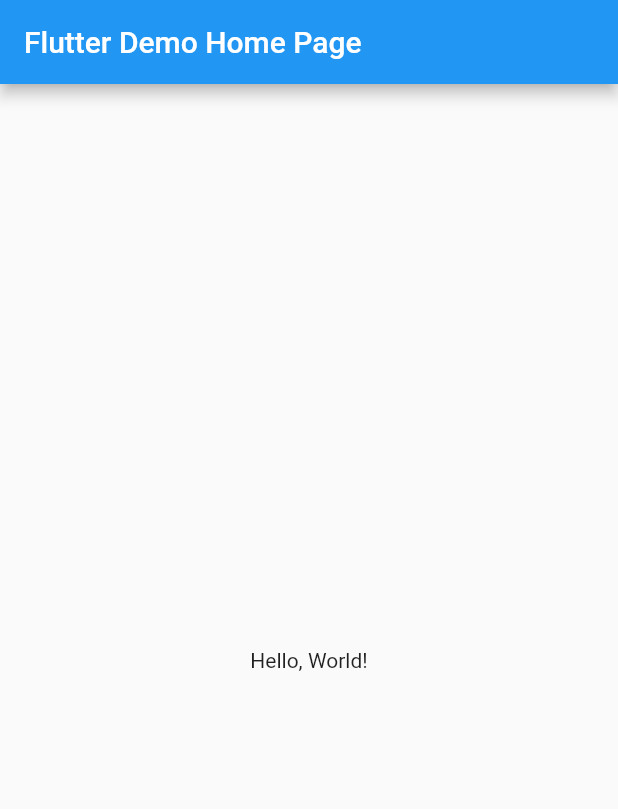
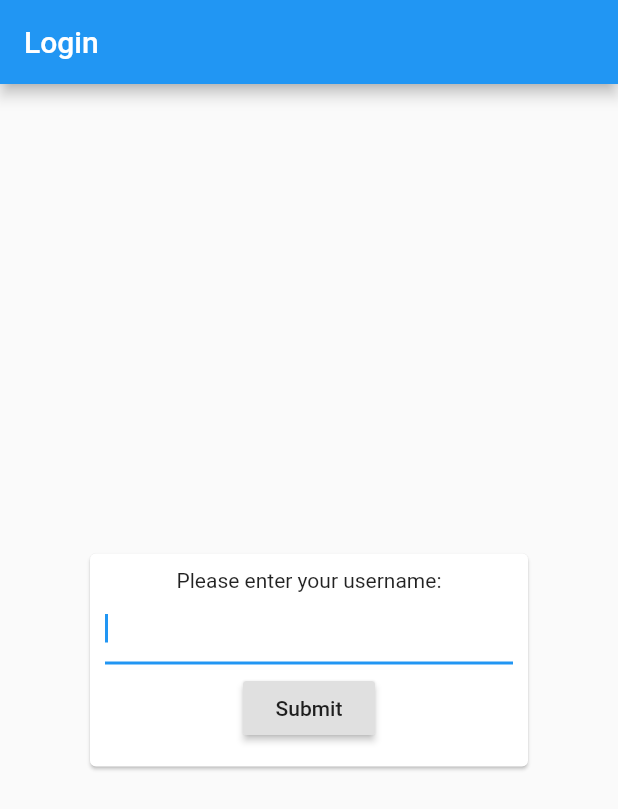
Before and after one commit to dgp1130/chatter, a Flutter app: the screen it shows after launch, on a phone screen of 412 x 824 dp. Shown: the top 809 px of the screen. Run offline on Flutter 3.47's test engine with Material 2 defaults, Android fonts, the phone set to English and light mode, and no system bars; missing offline and left inert: flutter_web.

Commit message:
Adding login page.
This allows the user to specify a username and then creates a User object for it and stores it at the top level. Only thing I couldn't get immediately working is that pressing "Enter" on the text entry does NOT submit the form. That's not a common or well-supported pattern on Android/iOS and I don't think Flutter Web has a great solution for that atm.

I'm also not a huge fan of the form validation recipe, but I did it in the spirit of writing Flutter-y code.

```diff
--- a/client/lib/main.dart
+++ b/client/lib/main.dart
@@ -1,61 +1,4 @@
+import 'package:chatter/widgets/app.dart';
 import 'package:flutter_web/material.dart';
 
-void main() => runApp(MyApp());
-
-class MyApp extends StatelessWidget {
-  // This widget is the root of your application.
-  @override
-  Widget build(BuildContext context) {
-    return MaterialApp(
-      title: 'Flutter Demo',
-      theme: ThemeData(
-        primarySwatch: Colors.blue,
-      ),
-      home: MyHomePage(title: 'Flutter Demo Home Page'),
-    );
-  }
-}
-
-class MyHomePage extends StatelessWidget {
-  MyHomePage({Key key, this.title}) : super(key: key);
-
-  final String title;
-
-  @override
-  Widget build(BuildContext context) {
-    // The Flutter framework has been optimized to make rerunning build methods
-    // fast, so that you can just rebuild anything that needs updating rather
-    // than having to individually change instances of widgets.
-    return Scaffold(
-      appBar: AppBar(
-        title: Text(title),
-      ),
-      body: Center(
-        // Center is a layout widget. It takes a single child and positions it
-        // in the middle of the parent.
-        child: Column(
-          // Column is also layout widget. It takes a list of children and
-          // arranges them vertically. By default, it sizes itself to fit its
-          // children horizontally, and tries to be as tall as its parent.
-          //
-          // Invoke "debug painting" (choose the "Toggle Debug Paint" action
-          // from the Flutter Inspector in Android Studio, or the "Toggle Debug
-          // Paint" command in Visual Studio Code) to see the wireframe for each
-          // widget.
-          //
-          // Column has various properties to control how it sizes itself and
-          // how it positions its children. Here we use mainAxisAlignment to
-          // center the children vertically; the main axis here is the vertical
-          // axis because Columns are vertical (the cross axis would be
-          // horizontal).
-          mainAxisAlignment: MainAxisAlignment.center,
-          children: <Widget>[
-            Text(
-              'Hello, World!',
-            ),
-          ],
-        ),
-      ), // This trailing comma makes auto-formatting nicer for build methods.
-    );
-  }
-}
+void main() => runApp(App());
--- /dev/null
+++ b/client/lib/models/user.dart
@@ -0,0 +1,6 @@
+/// Represents a user in the chatroom.
+class User {
+  User(this.name);
+
+  final String name;
+}
--- /dev/null
+++ b/client/lib/widgets/app.dart
@@ -0,0 +1,30 @@
+import 'package:chatter/models/user.dart';
+import 'package:chatter/widgets/login.dart';
+import 'package:flutter_web/material.dart';
+import 'package:quiver/core.dart';
+
+/// Widget representing the entire Chatter application.
+class App extends StatefulWidget {
+  @override
+  _AppState createState() => _AppState();
+}
+
+class _AppState extends State<App> {
+  Optional<User> _user = const Optional.absent();
+
+  @override
+  Widget build(BuildContext context) {
+    return MaterialApp(
+      title: 'Chatter',
+      theme: ThemeData(
+        primarySwatch: Colors.blue,
+      ),
+      initialRoute: '/',
+      routes: <String, WidgetBuilder>{
+        '/': (ctx) => Login(onSubmitUsername: Optional.of((username) {
+          setState(() => _user = Optional.of(User(username)));
+        })),
+      },
+    );
+  }
+}
--- /dev/null
+++ b/client/lib/widgets/login.dart
@@ -0,0 +1,70 @@
+import 'package:flutter_web/material.dart';
+import 'package:quiver/core.dart';
+
+/// Widget representing the login page of the app.
+class Login extends StatefulWidget {
+  Login({
+    Key key,
+    this.onSubmitUsername = const Optional.absent(),
+  }) : super(key: key);
+
+  final Optional<void Function(String)> onSubmitUsername;
+
+  @override
+  _LoginState createState() => _LoginState();
+}
+
+class _LoginState extends State<Login> {
+  final _formKey = GlobalKey<FormState>();
+
+  final _usernameController = TextEditingController();
+
+  @override
+  Widget build(BuildContext context) {
+    return Scaffold(
+      appBar: AppBar(
+        title: Text('Login'),
+      ),
+      body: Center(
+        child: ConstrainedBox(
+          constraints: BoxConstraints.tightFor(width: 300),
+          child: IntrinsicHeight(
+            child: Card(
+              child: Padding(
+                padding: EdgeInsets.all(10),
+                child: Form(
+                  key: _formKey,
+                  child: Column(
+                    mainAxisAlignment: MainAxisAlignment.center,
+                    children: <Widget>[
+                      Text('Please enter your username:'),
+                      TextFormField(
+                        controller: _usernameController,
+                        autofocus: true,
+                        textInputAction: TextInputAction.done,
+                        validator: (value) {
+                          return value.isEmpty ? 'I need SOME kind of name.' : null;
+                        },
+                      ),
+                      Padding(
+                        padding: EdgeInsets.all(5),
+                        child: RaisedButton(
+                          child: Text('Submit'),
+                          onPressed: () {
+                            if (!_formKey.currentState.validate()) return;
+
+                            widget.onSubmitUsername.ifPresent((cb) => cb(_usernameController.text));
+                          },
+                        ),
+                      ),
+                    ],
+                  ),
+                ),
+              ),
+            ),
+          ),
+        ),
+      ),
+    );
+  }
+}
```
